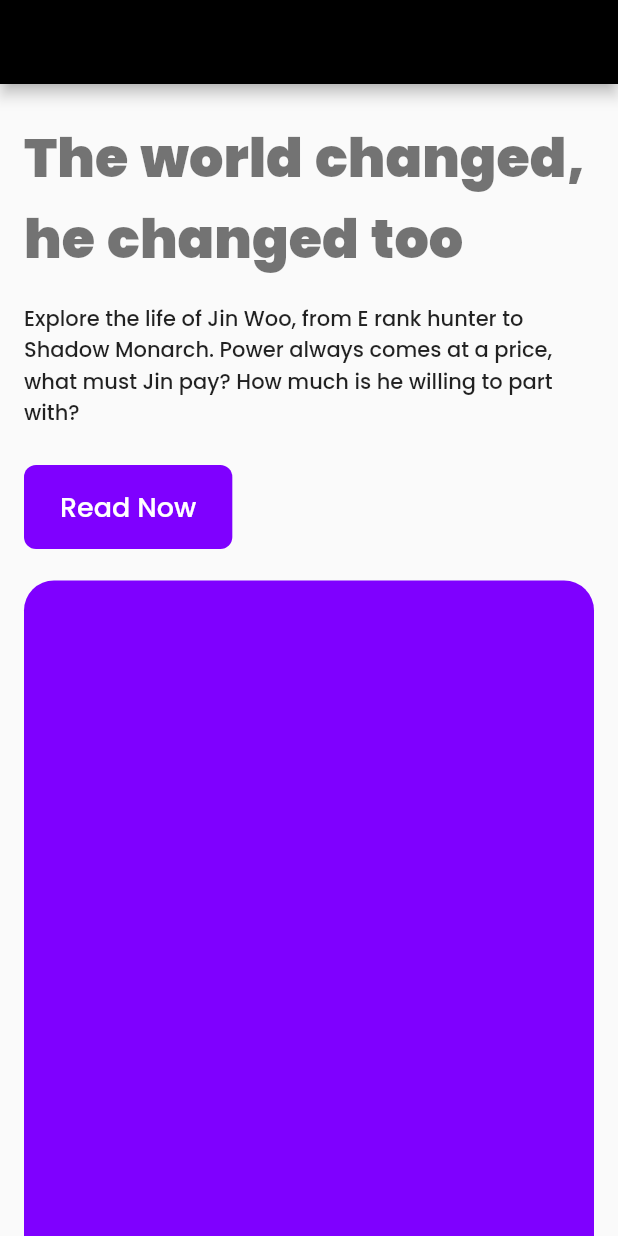
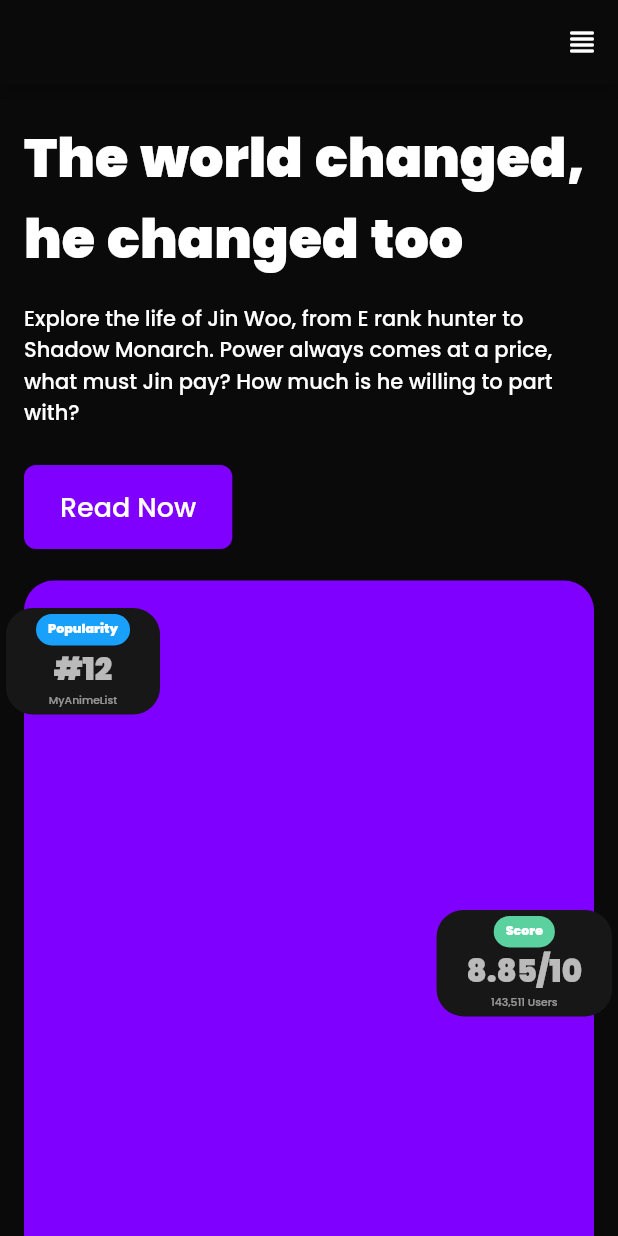
Before and after one commit to CoderNamedHendrick/solo-leveling-ui, a Flutter app: the screen it shows after launch, on a phone screen of 412 x 824 dp. Run offline on Flutter 3.47's test engine with Material 2 defaults, Android fonts, the phone set to English and light mode, and no system bars.

Commit message:
done with the first page

```diff
--- a/lib/home.dart
+++ b/lib/home.dart
@@ -1,4 +1,5 @@
 import 'package:flutter/material.dart';
+import 'package:solo_leveling/widgets/info_card.dart';
 
 class Home extends StatelessWidget {
   @override
@@ -6,22 +7,32 @@ class Home extends StatelessWidget {
     var size = MediaQuery.of(context).size;
     return Scaffold(
       appBar: AppBar(
+        backgroundColor: Theme.of(context).primaryColor,
         actions: [
           IconButton(
             onPressed: null,
-            icon: Icon(Icons.view_headline_rounded),
+            icon: Icon(
+              Icons.view_headline_rounded,
+              color: Colors.white,
+            ),
           ),
         ],
       ),
+      backgroundColor: Theme.of(context).primaryColor,
       body: Container(
         height: size.height,
         width: size.width,
         padding: EdgeInsets.fromLTRB(
-          16.0,
+          4.0,
           22.0,
-          16.0,
+          4.0,
           0.0,
         ),
+        child: Column(
+          crossAxisAlignment: CrossAxisAlignment.start,
+          children: [
+            Container(
+              padding: EdgeInsets.symmetric(horizontal: 12.0),
               child: Column(
                 crossAxisAlignment: CrossAxisAlignment.start,
                 children: [
@@ -60,19 +71,43 @@ class Home extends StatelessWidget {
                       ),
                     ),
                   ),
+                ],
+              ),
+            ),
             SizedBox(
               height: 21,
             ),
             Expanded(
               child: Stack(
                 children: [
-                  Container(
+                  Padding(
+                    padding: const EdgeInsets.symmetric(horizontal: 12.0),
+                    child: Container(
                       decoration: BoxDecoration(
                         color: Theme.of(context).accentColor,
                         borderRadius: BorderRadius.only(
                           topLeft: Radius.circular(20.0),
                           topRight: Radius.circular(20.0),
                         ),
+                      ),
+                    ),
+                  ),
+                  Align(
+                    alignment: Alignment(-1, -0.9),
+                    child: const InfoCard(
+                      cardTitle: 'Popularity',
+                      cardTitleColor: Color(0xFF18A0FB),
+                      mainText: '#12',
+                      subText: 'MyAnimeList',
+                    ),
+                  ),
+                  Align(
+                    alignment: Alignment(1, 0.2),
+                    child: const InfoCard(
+                      cardTitle: 'Score',
+                      cardTitleColor: Color(0xFF5BD19F),
+                      mainText: '8.85/10',
+                      subText: '143,511 Users',
                     ),
                   ),
                 ],
--- a/lib/main.dart
+++ b/lib/main.dart
@@ -13,12 +13,13 @@ class SoloLevelingApp extends StatelessWidget {
     return MaterialApp(
       debugShowCheckedModeBanner: false,
       theme: ThemeData(
-        primaryColor: Colors.black,
+        primaryColor: Color(0xFF0A0A0A),
         accentColor: Color(0xFF7F00FF),
         textTheme: TextTheme(
           headline1: TextStyle(
             fontFamily: 'Poppins',
             fontSize: 36,
+            color: Colors.white,
             fontWeight: FontWeight.w700,
             fontStyle: FontStyle.normal,
             wordSpacing: 2.0,
@@ -26,6 +27,7 @@ class SoloLevelingApp extends StatelessWidget {
           bodyText1: TextStyle(
             fontFamily: 'Poppins',
             fontSize: 14,
+            color: Colors.white,
             fontWeight: FontWeight.w500,
             fontStyle: FontStyle.normal,
           ),
--- a/lib/widgets/info_card.dart
+++ b/lib/widgets/info_card.dart
@@ -16,21 +16,32 @@ class InfoCard extends StatelessWidget {
   @override
   Widget build(BuildContext context) {
     return Container(
+      height: 71,
       decoration: BoxDecoration(
-        color: Colors.black26,
+        color: Color(0xFF171717),
+        borderRadius: BorderRadius.circular(18.0),
       ),
+      padding: EdgeInsets.symmetric(vertical: 4.0, horizontal: 20.0),
       child: Column(
         mainAxisAlignment: MainAxisAlignment.spaceAround,
         crossAxisAlignment: CrossAxisAlignment.center,
         children: [
           Container(
-            alignment: Alignment.center,
-            padding: EdgeInsets.symmetric(
-              vertical: 4.0,
+            padding: EdgeInsets.symmetric(vertical: 4.0,
               horizontal: 8.0,
             ),
             decoration: BoxDecoration(
               color: cardTitleColor,
+              borderRadius: BorderRadius.circular(12.0),
+            ),
+            child: Text(
+              '$cardTitle',
+              style: TextStyle(
+                fontFamily: 'Poppins',
+                color: Colors.white,
+                fontSize: 8.4,
+                fontWeight: FontWeight.w600,
+              ),
             ),
           ),
           Text(
@@ -38,6 +49,7 @@ class InfoCard extends StatelessWidget {
             style: TextStyle(
               fontFamily: 'Poppins',
               color: Colors.white70,
+              fontSize: 20.5,
               fontWeight: FontWeight.w700,
             ),
           ),
@@ -46,6 +58,7 @@ class InfoCard extends StatelessWidget {
             style: TextStyle(
               fontFamily: 'Poppins',
               color: Colors.white54,
+              fontSize: 7.2,
               fontWeight: FontWeight.w500,
             ),
           ),
```
Lines whose indentation alone changed are shown as unchanged.
